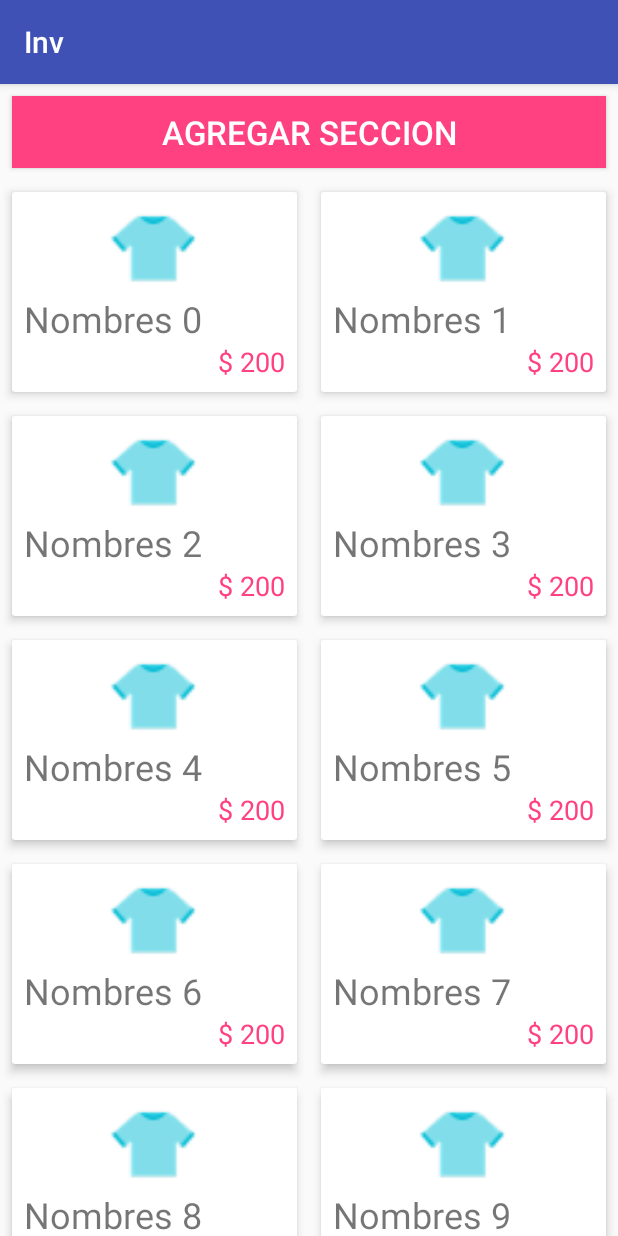
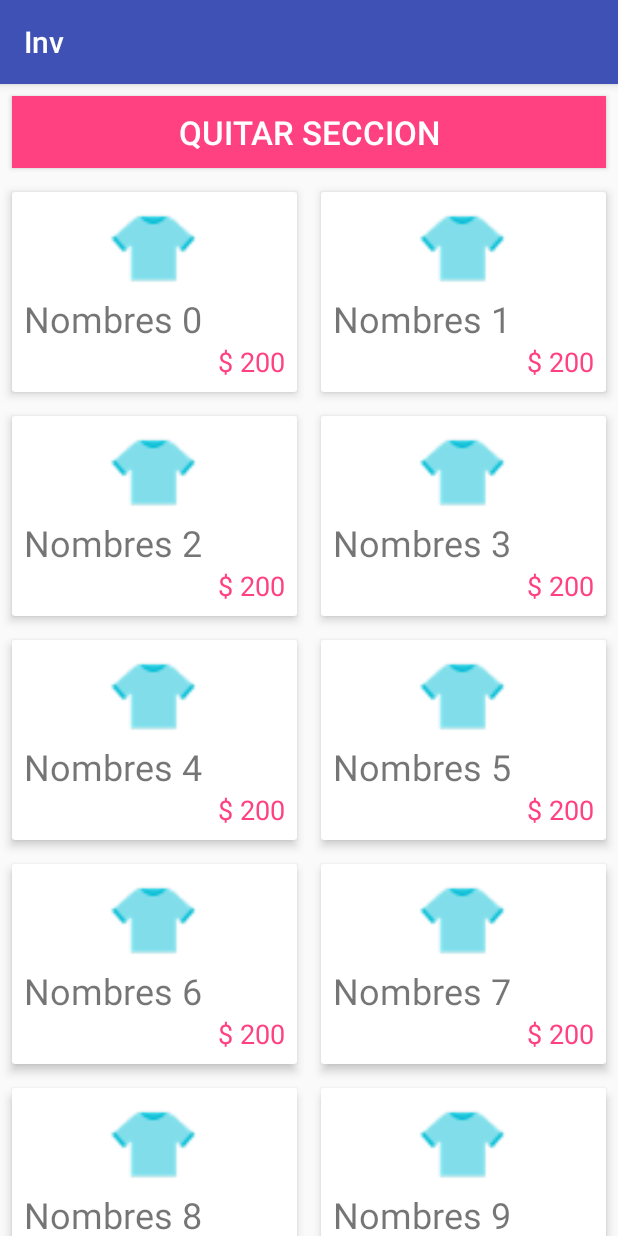
Before and after one commit to JunCodde/Inv, an Android app: the InventarioActivity screen opened directly, with no data from a screen before it, on a phone screen of 412 x 824 dp. Run offline under Robolectric (Android 15) with nearby library versions, the phone set to English and light mode, and no system bars.

Commit message:
pasar de agregar a quitar

```diff
--- a/app/src/main/res/layout/activity_inventario.xml
+++ b/app/src/main/res/layout/activity_inventario.xml
@@ -15,7 +15,7 @@
         android:background="@color/colorAccent"
         android:textColor="#FFF"
         android:textSize="22sp"
-        android:text="Agregar Seccion"
+        android:text="quitar Seccion"
         />
 
     <android.support.v7.widget.RecyclerView
```
